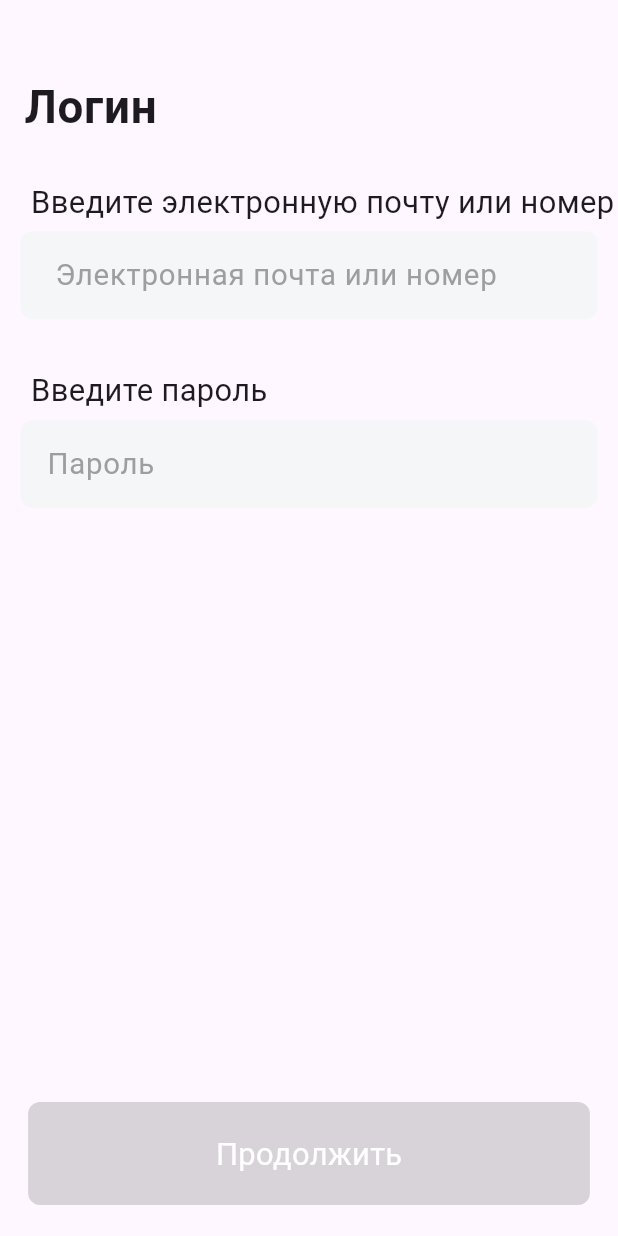
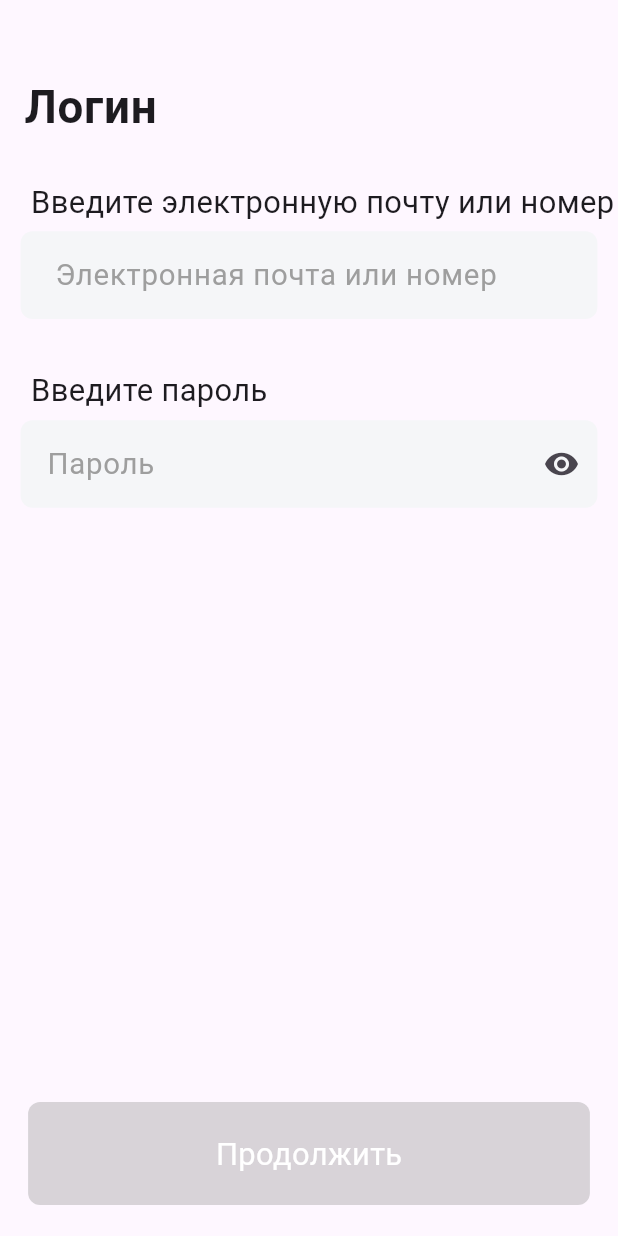
Before and after one commit to NurulloFayz/ecommerceulab, a Flutter app: the screen it shows after launch, on a phone screen of 412 x 824 dp. Run offline on Flutter 3.47's test engine with Material 3 defaults, Android fonts, the phone set to English and light mode, and no system bars; our stand-ins replace fan_carousel_image_slider, flutter_secure_storage, google_fonts, introduction_screen, pinput, shared_preferences.

Commit message:
added login page

```diff
--- a/lib/pages/auth_pages/login_page.dart
+++ b/lib/pages/auth_pages/login_page.dart
@@ -1,5 +1,6 @@
 import 'package:ecommerce_ulab/views/view_login_page.dart';
 import 'package:flutter/material.dart';
+import 'package:provider/provider.dart';
 
 import '../../utils/color.dart';
 import '../../utils/strings.dart';
@@ -19,8 +20,11 @@ class _LogInPageState extends State<LogInPage> {
     double screenWidth = MediaQuery.of(context).size.width;
     double screenHeight = MediaQuery.of(context).size.height;
     return Scaffold(
-      body:
-      Center(
+      body:ChangeNotifierProvider(
+        create: (context) => view,
+        child: Consumer<ViewLogInPage>(
+          builder: (context,view,index) {
+            return Center(
               child: Column(
                 children: [
                   SizedBox(height: screenHeight / 20,),
@@ -89,11 +93,18 @@ class _LogInPageState extends State<LogInPage> {
                         view.changeValue(value);
                       },
                       // focusNode: view.textFieldFocusNode,
+                      obscureText: false,
                       decoration: InputDecoration(
                           hintText: Strings.loginHintPageText2,
                           hintStyle: TextStyle(color: Colors.grey,fontWeight: FontWeight.w400,fontSize: screenHeight / 42),
                           filled: true,
                           fillColor: view.color,
+                          suffixIcon: IconButton(
+                              onPressed: () {
+                                view.obscurePassword = !view.obscurePassword;
+                              },
+                              icon: Icon(view.obscurePassword ? Icons.visibility : Icons.visibility_off)
+                          ),
                           contentPadding: EdgeInsets.all(screenHeight / 60),
                           border: OutlineInputBorder(
                               borderSide: BorderSide.none,
@@ -137,7 +148,10 @@ class _LogInPageState extends State<LogInPage> {
                   )
                 ],
               ),
+            );
+          },
         ),
+      )
     );
   }
 }
--- a/lib/views/view_login_page.dart
+++ b/lib/views/view_login_page.dart
@@ -46,4 +46,5 @@ class ViewLogInPage extends ChangeNotifier {
     }
   }
   Color color = const Color(0xFFF5F6F8);
+  bool obscurePassword = true;
 }
```
Lines whose indentation alone changed are shown as unchanged.
